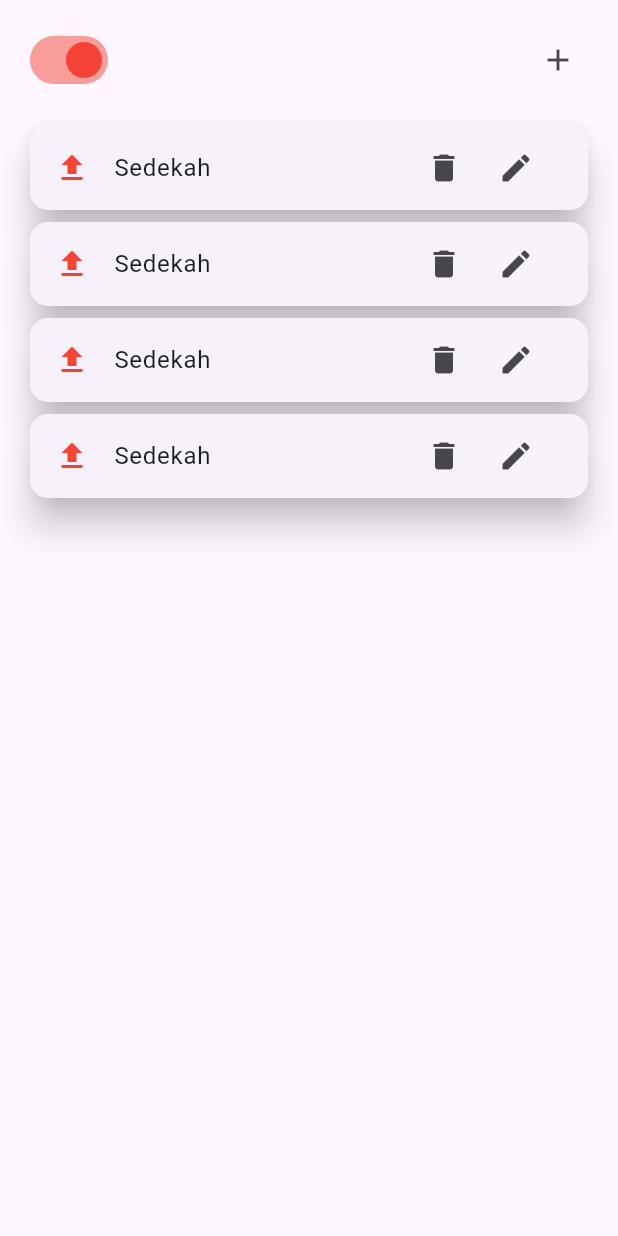
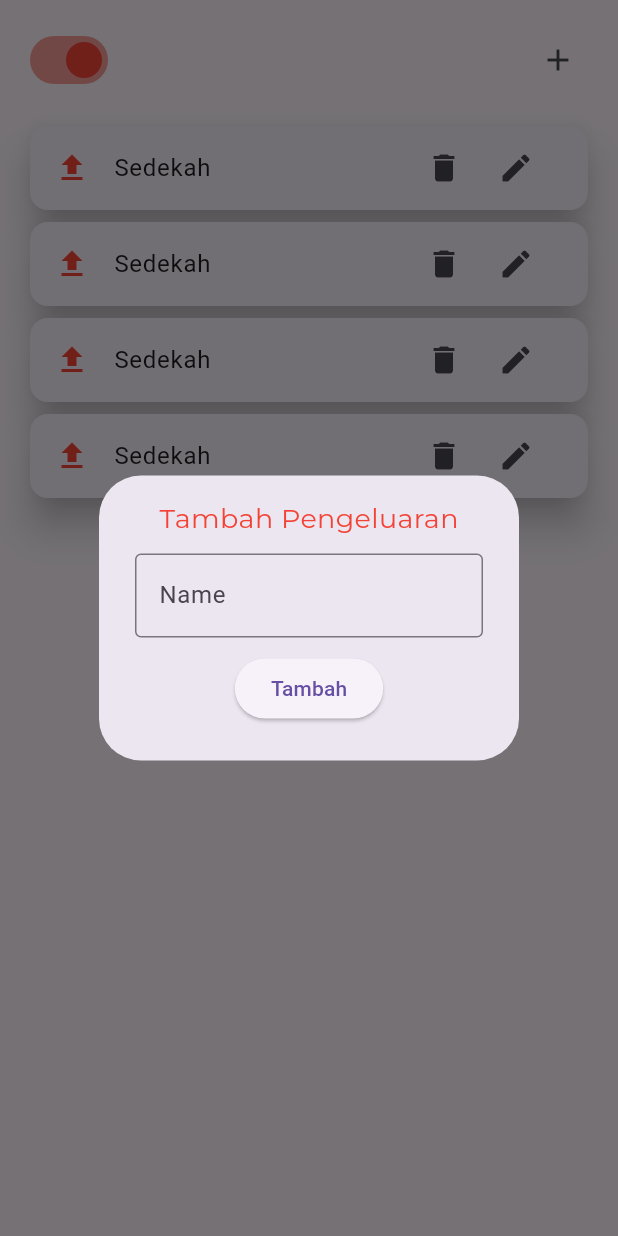
Before and after one commit to Zammil00/catat_uang, a Flutter app: the CategoryPage widget shown alone on an empty page, opened directly, after a tap on the "add" icon, on a phone screen of 412 x 824 dp. Run offline on Flutter 3.47's test engine with Material 3 defaults, Android fonts, the phone set to English and light mode, and no system bars; our stand-ins replace google_fonts; missing offline and left inert: calendar_appbar.

Commit message:
Update Category Page

```diff
--- a/lib/pages/category_page.dart
+++ b/lib/pages/category_page.dart
@@ -1,4 +1,5 @@
 import 'package:flutter/material.dart';
+import 'package:google_fonts/google_fonts.dart';
 
 class CategoryPage extends StatefulWidget {
   const CategoryPage({super.key});
@@ -8,6 +9,42 @@ class CategoryPage extends StatefulWidget {
 }
 
 class _CategoryPageState extends State<CategoryPage> {
+  bool isExpanse = true;
+
+  void openDialog() {
+    showDialog(
+        context: context,
+        builder: (BuildContext contex) {
+          return AlertDialog(
+            content: SingleChildScrollView(
+              child: Center(
+                child: Column(
+                  children: [
+                    Text(
+                      (isExpanse) ? "Tambah Pengeluaran" : "Tambah Pemasukan",
+                      style: GoogleFonts.montserrat(
+                          fontSize: 18,
+                          color: (isExpanse) ? Colors.red : Colors.green),
+                    ),
+                    SizedBox(
+                      height: 10,
+                    ),
+                    TextFormField(
+                      decoration: InputDecoration(
+                          border: OutlineInputBorder(), hintText: "Name"),
+                    ),
+                    SizedBox(
+                      height: 10,
+                    ),
+                    ElevatedButton(onPressed: () {}, child: Text("Tambah")),
+                  ],
+                ),
+              ),
+            ),
+          );
+        });
+  }
+
   @override
   Widget build(BuildContext context) {
     return SafeArea(
@@ -19,13 +56,21 @@ class _CategoryPageState extends State<CategoryPage> {
               mainAxisAlignment: MainAxisAlignment.spaceBetween,
               children: [
                 Switch(
-                  value: true,
-                  onChanged: (value) => {},
-                  inactiveTrackColor: Colors.purple,
-                  inactiveThumbColor: Colors.deepPurple,
+                  value: isExpanse,
+                  onChanged: (bool value) {
+                    setState(() {
+                      isExpanse = value;
+                    });
+                  },
+                  inactiveTrackColor: Colors.greenAccent,
+                  inactiveThumbColor: Colors.green,
                   activeColor: Colors.red,
                 ),
-                IconButton(onPressed: () {}, icon: Icon(Icons.add))
+                IconButton(
+                    onPressed: () {
+                      openDialog();
+                    },
+                    icon: Icon(Icons.add))
               ],
             ),
           ),
@@ -34,9 +79,14 @@ class _CategoryPageState extends State<CategoryPage> {
             child: Card(
               elevation: 10,
               child: ListTile(
-                leading: Icon(
+                leading: (isExpanse)
+                    ? Icon(
                         Icons.upload,
                         color: Colors.red,
+                      )
+                    : Icon(
+                        Icons.download,
+                        color: Colors.green,
                       ),
                 title: Text("Sedekah"),
                 trailing: Row(
@@ -54,9 +104,14 @@ class _CategoryPageState extends State<CategoryPage> {
             child: Card(
               elevation: 10,
               child: ListTile(
-                leading: Icon(
+                leading: (isExpanse)
+                    ? Icon(
                         Icons.upload,
                         color: Colors.red,
+                      )
+                    : Icon(
+                        Icons.download,
+                        color: Colors.green,
                       ),
                 title: Text("Sedekah"),
                 trailing: Row(
@@ -74,9 +129,14 @@ class _CategoryPageState extends State<CategoryPage> {
             child: Card(
               elevation: 10,
               child: ListTile(
-                leading: Icon(
+                leading: (isExpanse)
+                    ? Icon(
                         Icons.upload,
                         color: Colors.red,
+                      )
+                    : Icon(
+                        Icons.download,
+                        color: Colors.green,
                       ),
                 title: Text("Sedekah"),
                 trailing: Row(
@@ -94,9 +154,14 @@ class _CategoryPageState extends State<CategoryPage> {
             child: Card(
               elevation: 10,
               child: ListTile(
-                leading: Icon(
+                leading: (isExpanse)
+                    ? Icon(
                         Icons.upload,
                         color: Colors.red,
+                      )
+                    : Icon(
+                        Icons.download,
+                        color: Colors.green,
                       ),
                 title: Text("Sedekah"),
                 trailing: Row(
```
Lines whose indentation alone changed are shown as unchanged.
